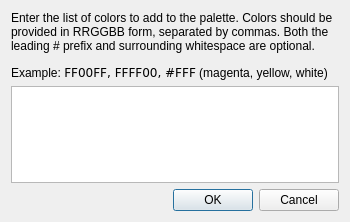
Old version of the form src/colorlistinputdialog.ui in the repository irydacea/wespal.
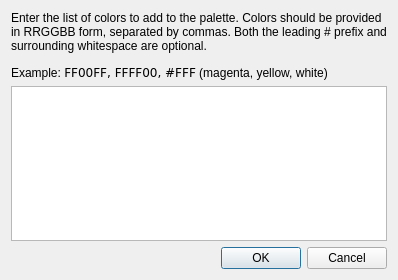
New version of the form.

Commit message: colorlistinputdialog: Increase minimum/initial height a lot further

What changed in the file:
```diff
--- a/src/colorlistinputdialog.ui
+++ b/src/colorlistinputdialog.ui
@@ -6,14 +6,14 @@
    <rect>
     <x>0</x>
     <y>0</y>
-    <width>350</width>
-    <height>222</height>
+    <width>398</width>
+    <height>280</height>
    </rect>
   </property>
   <property name="minimumSize">
    <size>
-    <width>350</width>
-    <height>222</height>
+    <width>398</width>
+    <height>280</height>
    </size>
   </property>
   <property name="windowTitle">
```
